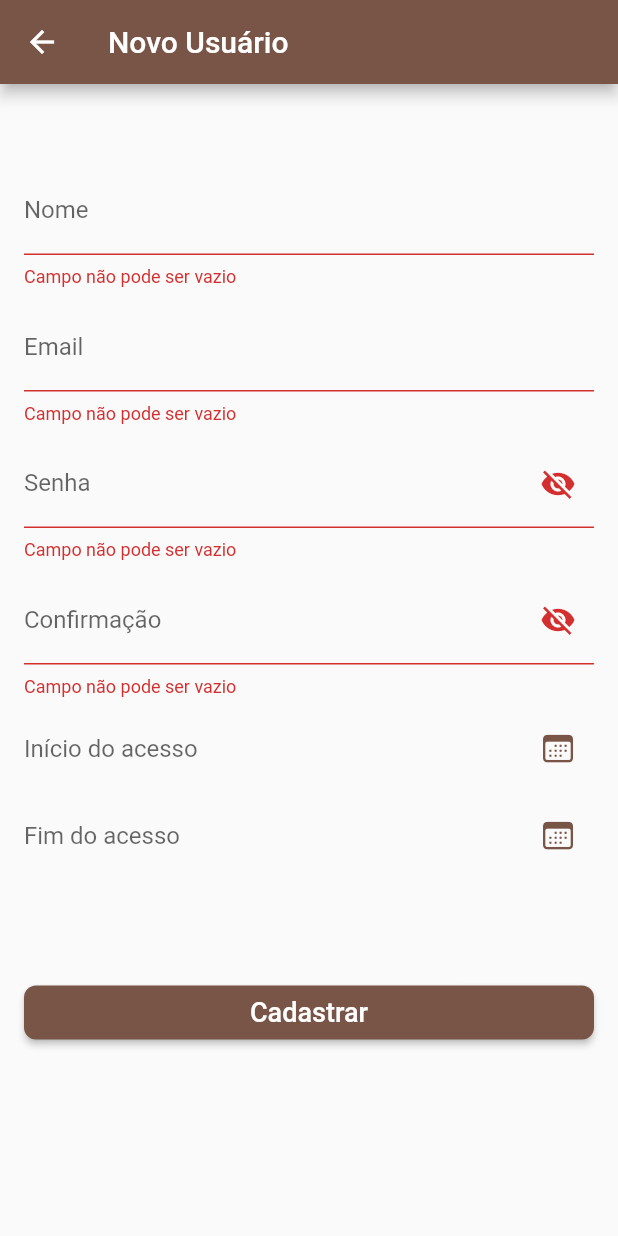
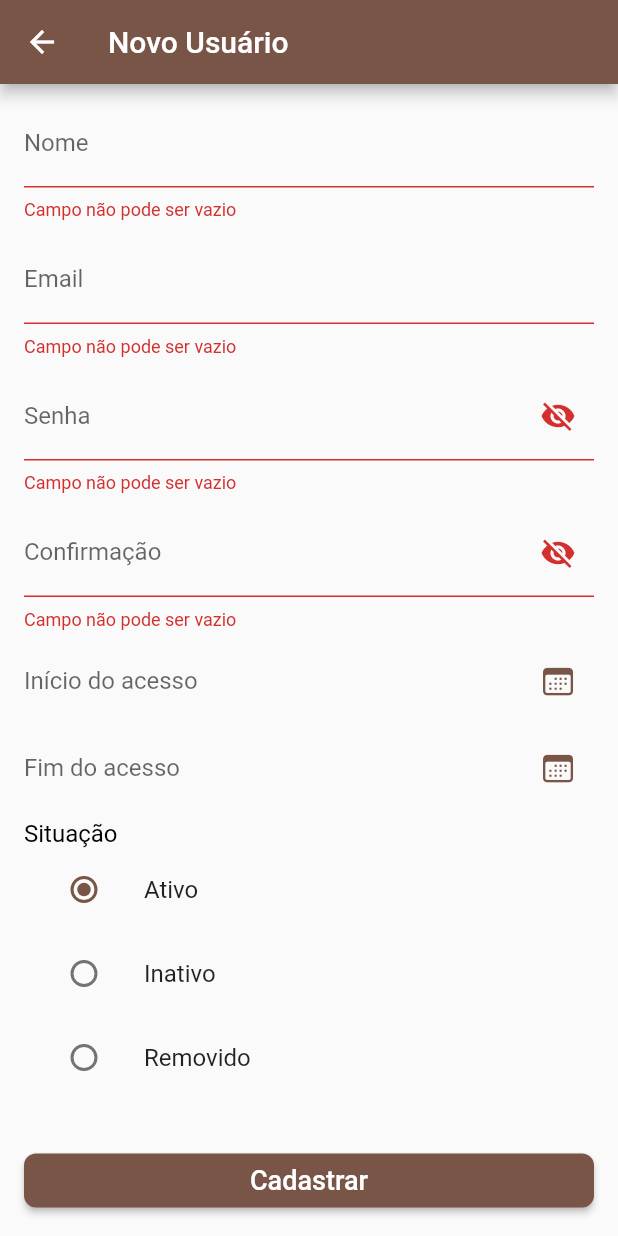
Before and after one commit to cesarazevedocmd/cafeys-admin-app, a Flutter app: the UserFormPage screen opened directly, after a tap on "Cadastrar", on a phone screen of 412 x 824 dp. Run offline on Flutter 3.47's test engine with Material 2 defaults, Android fonts, the phone set to English and light mode, and no system bars; our stand-ins replace connectivity_plus, dropdown_search, firebase_core, firebase_remote_config, shared_preferences; accounts and stored records are empty; statements that could not run were skipped.

Commit message:
Adding RadioButton to select user status

```diff
--- a/lib/custom_views/app_button_view.dart
+++ b/lib/custom_views/app_button_view.dart
@@ -1,3 +1,4 @@
+import 'package:cafeysadmin/util/app_constants.dart';
 import 'package:flutter/material.dart';
 
 class AppButtonView extends StatelessWidget {
@@ -18,11 +19,19 @@ class AppButtonView extends StatelessWidget {
 
   @override
   Widget build(BuildContext context) {
+    var safeButtonStyle = buttonStyle ??
+        ButtonStyle(
+          shape: MaterialStateProperty.all(
+            RoundedRectangleBorder(
+              borderRadius: BorderRadius.circular(AppConstants.VALUE_8),
+            ),
+          ),
+        );
     switch (type) {
       case AppButtonType.primary:
-        return ElevatedButton(onPressed: onClick, child: Text(text, style: textStyle), style: buttonStyle);
+        return ElevatedButton(onPressed: onClick, style: safeButtonStyle, child: Text(text, style: textStyle));
       case AppButtonType.secondary:
-        return OutlinedButton(onPressed: onClick, child: Text(text, style: textStyle), style: buttonStyle);
+        return OutlinedButton(onPressed: onClick, style: safeButtonStyle, child: Text(text, style: textStyle));
     }
   }
 }
--- a/lib/model/status.dart
+++ b/lib/model/status.dart
@@ -15,4 +15,43 @@ extension UtilStatus on Status {
         return "DELETED";
     }
   }
+
+  String get name {
+    switch (this) {
+      case Status.active:
+        return "Ativo";
+      case Status.inactive:
+        return "Inativo";
+      case Status.deleted:
+        return "Removido";
+      default:
+        return "Ativo";
+    }
+  }
 }
+
+Status statusByValue(String? value) {
+  switch (value) {
+    case "ACTIVE":
+      return Status.active;
+    case "INACTIVE":
+      return Status.inactive;
+    case "DELETED":
+      return Status.deleted;
+    default:
+      return Status.active;
+  }
+}
+
+Status statusByName(String? name) {
+  switch (name) {
+    case "Ativo":
+      return Status.active;
+    case "Inativo":
+      return Status.inactive;
+    case "Removido":
+      return Status.deleted;
+    default:
+      return Status.active;
+  }
+}
--- a/lib/model/user.dart
+++ b/lib/model/user.dart
@@ -1,3 +1,4 @@
+import 'package:cafeysadmin/model/status.dart';
 import 'package:cafeysadmin/repository/interface/entity.dart';
 
 class User extends Entity {
@@ -6,6 +7,7 @@ class User extends Entity {
   String? email;
   DateTime? accessStart;
   DateTime? accessEnd;
+  Status? status;
 
   User({
     this.id,
@@ -13,6 +15,7 @@ class User extends Entity {
     this.email,
     this.accessStart,
     this.accessEnd,
+    this.status,
   });
 
   User.fromJson(Map<String, dynamic> json) {
@@ -21,6 +24,7 @@ class User extends Entity {
     email = json['email'];
     accessStart = json['accessStart'] != null ? DateTime.tryParse(json['accessStart']) : null;
     accessEnd = json['accessEnd'] != null ? DateTime.tryParse(json['accessEnd']) : null;
+    status = statusByValue(json["status"]);
   }
 
   @override
@@ -31,6 +35,7 @@ class User extends Entity {
     data['email'] = email;
     data['accessStart'] = accessStart?.toIso8601String();
     data['accessEnd'] = accessEnd?.toIso8601String();
+    data["status"] = status?.value;
     return data;
   }
 }
--- a/lib/model/user_dto.dart
+++ b/lib/model/user_dto.dart
@@ -1,3 +1,4 @@
+import 'package:cafeysadmin/model/status.dart';
 import 'package:cafeysadmin/repository/interface/entity.dart';
 
 class UserDTO extends Entity {
@@ -8,6 +9,7 @@ class UserDTO extends Entity {
   String? passwordConfirm;
   DateTime? accessStart;
   DateTime? accessEnd;
+  Status? status;
 
   UserDTO({
     this.id,
@@ -17,6 +19,7 @@ class UserDTO extends Entity {
     this.passwordConfirm,
     this.accessStart,
     this.accessEnd,
+    this.status,
   });
 
   UserDTO.fromJson(Map<String, dynamic> json) {
@@ -27,6 +30,7 @@ class UserDTO extends Entity {
     passwordConfirm = json['passwordConfirm'];
     accessStart = json['accessStart'] != null ? DateTime.tryParse(json['accessStart']) : null;
     accessEnd = json['accessEnd'] != null ? DateTime.tryParse(json['accessEnd']) : null;
+    status = statusByValue(json["status"]);
   }
 
   @override
@@ -39,6 +43,7 @@ class UserDTO extends Entity {
     data['passwordConfirm'] = passwordConfirm;
     data['accessStart'] = accessStart?.toIso8601String();
     data['accessEnd'] = accessEnd?.toIso8601String();
+    data["status"] = status?.value;
     return data;
   }
 }
--- a/lib/page/user_form_page.dart
+++ b/lib/page/user_form_page.dart
@@ -2,10 +2,13 @@ import 'package:cafeysadmin/config/nav.dart';
 import 'package:cafeysadmin/custom_views/app_button_view.dart';
 import 'package:cafeysadmin/custom_views/app_date_picker_view.dart';
 import 'package:cafeysadmin/custom_views/app_text_field_view.dart';
+import 'package:cafeysadmin/custom_views/app_title_view.dart';
+import 'package:cafeysadmin/model/status.dart';
 import 'package:cafeysadmin/model/user.dart';
 import 'package:cafeysadmin/model/user_dto.dart';
 import 'package:cafeysadmin/repository/blocs/bloc_response.dart';
 import 'package:cafeysadmin/repository/blocs/user/save_user_bloc.dart';
+import 'package:cafeysadmin/util/app_colors.dart';
 import 'package:cafeysadmin/util/app_constants.dart';
 import 'package:cafeysadmin/util/app_functions.dart';
 import 'package:cafeysadmin/util/app_space.dart';
@@ -31,6 +34,7 @@ class _UserFormPageState extends State<UserFormPage> {
   TextEditingController controllerEmail = TextEditingController();
   TextEditingController controllerPassword = TextEditingController();
   TextEditingController controllerPasswordConfirmation = TextEditingController();
+  Status selectedStatus = Status.active;
   bool visiblePassword = false;
   bool visiblePasswordConfirmation = false;
   DateTime? accessStart;
@@ -50,9 +54,9 @@ class _UserFormPageState extends State<UserFormPage> {
           padding: const EdgeInsets.only(left: AppConstants.VALUE_16, right: AppConstants.VALUE_16),
           child: ListView(
             children: [
-              AppSpace.vertical(MediaQuery.of(context).size.height / AppConstants.VALUE_15.toInt()),
+              AppSpace.vertical(AppConstants.VALUE_10),
               fieldsByAuthenticatedUser(),
-              AppSpace.vertical(AppConstants.VALUE_60),
+              AppSpace.vertical(AppConstants.VALUE_20),
               saveButton(),
             ],
           ),
@@ -64,6 +68,7 @@ class _UserFormPageState extends State<UserFormPage> {
   Widget fieldsByAuthenticatedUser() {
     var startDateToAccessEnd = (accessStart ?? AppFunctions.now()).add(Duration(days: AppConstants.VALUE_1.toInt()));
     return Column(
+      crossAxisAlignment: CrossAxisAlignment.start,
       children: [
         AppTextFieldView(
           controller: controllerName,
@@ -142,6 +147,43 @@ class _UserFormPageState extends State<UserFormPage> {
           },
         ),
         AppSpace.vertical(AppConstants.VALUE_10),
+        const AppTitleView(
+          text: AppStrings.userSituation,
+          color: AppColors.black,
+          bold: false,
+          textSize: AppConstants.VALUE_16,
+        ),
+        ListTile(
+          title: Text(Status.active.name),
+          leading: Radio<Status>(
+            value: Status.active,
+            groupValue: selectedStatus,
+            onChanged: (Status? value) {
+              setState(() => selectedStatus = value ?? Status.active);
+            },
+          ),
+        ),
+        ListTile(
+          title: Text(Status.inactive.name),
+          leading: Radio<Status>(
+            value: Status.inactive,
+            groupValue: selectedStatus,
+            onChanged: (Status? value) {
+              setState(() => selectedStatus = value ?? Status.inactive);
+            },
+          ),
+        ),
+        ListTile(
+          title: Text(Status.deleted.name),
+          leading: Radio<Status>(
+            value: Status.deleted,
+            groupValue: selectedStatus,
+            onChanged: (Status? value) {
+              setState(() => selectedStatus = value ?? Status.deleted);
+            },
+          ),
+        ),
+        AppSpace.vertical(AppConstants.VALUE_10),
       ],
     );
   }
@@ -165,13 +207,6 @@ class _UserFormPageState extends State<UserFormPage> {
             textStyle: const TextStyle(fontSize: AppConstants.VALUE_18),
             onClick: () => onLoginButtonClick(),
             type: AppButtonType.primary,
-            buttonStyle: ButtonStyle(
-              shape: MaterialStateProperty.all(
-                RoundedRectangleBorder(
-                  borderRadius: BorderRadius.circular(AppConstants.VALUE_8),
-                ),
-              ),
-            ),
           ),
         ),
       ],
@@ -185,6 +220,7 @@ class _UserFormPageState extends State<UserFormPage> {
       accessStart = user.accessStart;
       accessEnd = user.accessEnd;
       loadedFields = true;
+      selectedStatus = user.status ?? Status.active;
     }
   }
 
@@ -204,6 +240,7 @@ class _UserFormPageState extends State<UserFormPage> {
       passwordConfirm: controllerPasswordConfirmation.text,
       accessStart: accessStart,
       accessEnd: accessEnd,
+      status: selectedStatus,
     );
 
     var bloc = SaveUserBloc();
--- a/lib/util/app_strings.dart
+++ b/lib/util/app_strings.dart
@@ -40,6 +40,7 @@ class AppStrings {
   static const String invalidDate = "Data invalida";
   static const String selectAccessStartDate = "Início do acesso";
   static const String selectAccessEndDate = "Fim do acesso";
+  static const String userSituation = "Situação";
 
   static String errorMessagePasswordFieldLength(int value) {
     return "Senha deve conter mínimo de $value caracteres";
```
Also changed, not shown: lib/page/admin_form_page.dart (+1 -8 lines), lib/page/login_page.dart (+0 -7 lines).
